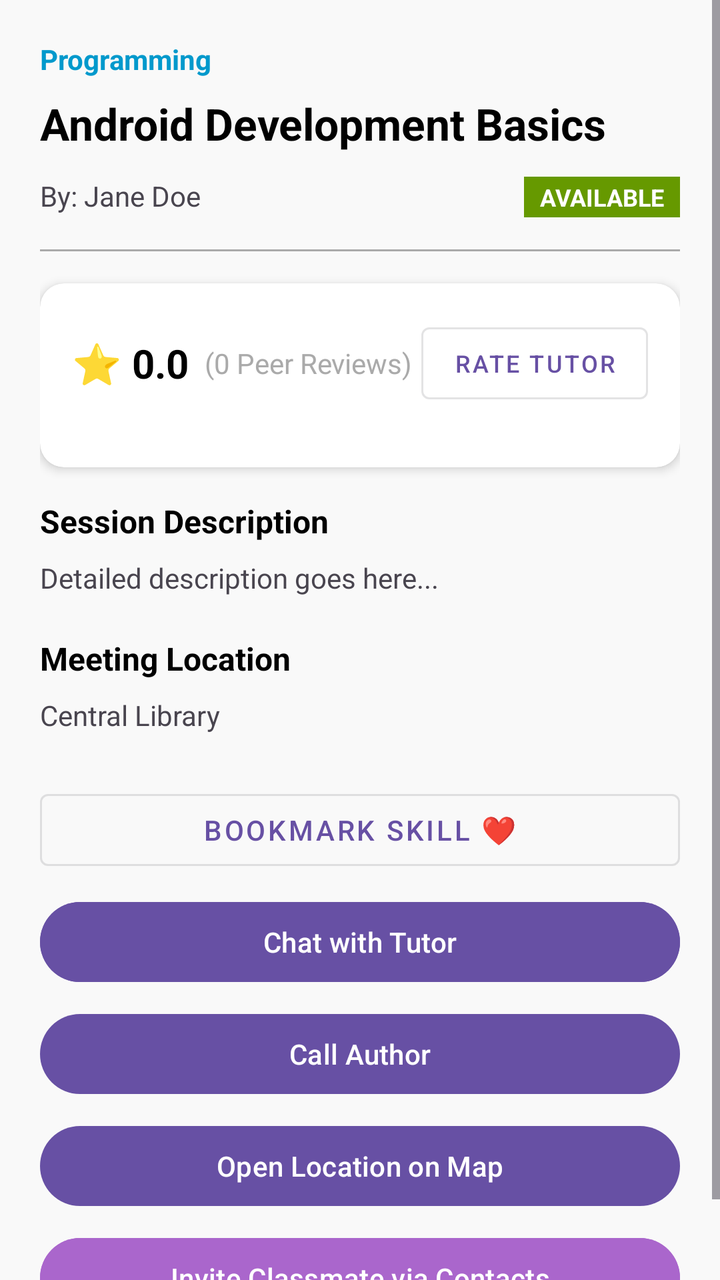
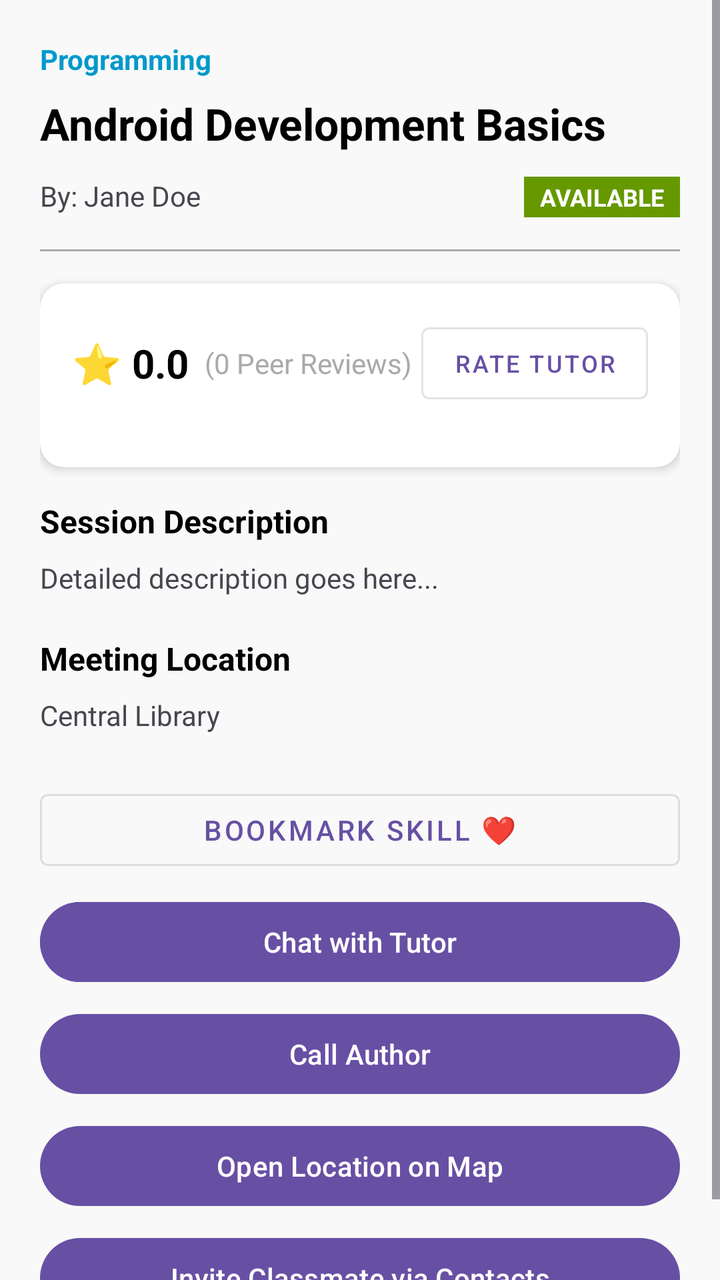

An Android layout rendered at two revisions. The XML below is the earlier revision; the diff shows what the commit changed to produce the second picture.
<!-- AndroidManifest.xml: application theme Theme.SkillSwap -->
<!-- res/layout/activity_skill_detail.xml -->
<?xml version="1.0" encoding="utf-8"?>
<ScrollView xmlns:android="http://schemas.android.com/apk/res/android"
    xmlns:app="http://schemas.android.com/apk/res-auto"
    android:layout_width="match_parent"
    android:layout_height="match_parent"
    android:fillViewport="true"
    android:background="#F9F9F9">

    <LinearLayout
        android:layout_width="match_parent"
        android:layout_height="wrap_content"
        android:orientation="vertical"
        android:padding="20dp">

        <ImageView
            android:id="@+id/imgDetailPhoto"
            android:layout_width="match_parent"
            android:layout_height="200dp"
            android:layout_marginBottom="12dp"
            android:scaleType="centerCrop"
            android:visibility="gone"
            android:contentDescription="Skill Portfolio Photo" />

        <TextView
            android:id="@+id/tvDetailCategory"
            android:layout_width="wrap_content"
            android:layout_height="wrap_content"
            android:text="Programming"
            android:textColor="@android:color/holo_blue_dark"
            android:textSize="14sp"
            android:textStyle="bold" />

        <TextView
            android:id="@+id/tvDetailTitle"
            android:layout_width="match_parent"
            android:layout_height="wrap_content"
            android:layout_marginTop="8dp"
            android:text="Android Development Basics"
            android:textColor="@android:color/black"
            android:textSize="22sp"
            android:textStyle="bold" />

        <LinearLayout
            android:layout_width="match_parent"
            android:layout_height="wrap_content"
            android:layout_marginTop="12dp"
            android:orientation="horizontal">

            <TextView
                android:id="@+id/tvDetailAuthor"
                android:layout_width="0dp"
                android:layout_height="wrap_content"
                android:layout_weight="1"
                android:text="By: Jane Doe"
                android:textSize="14sp" />

            <TextView
                android:id="@+id/tvDetailStatus"
                android:layout_width="wrap_content"
                android:layout_height="wrap_content"
                android:background="@android:color/holo_green_dark"
                android:paddingStart="8dp"
                android:paddingEnd="8dp"
                android:paddingTop="2dp"
                android:paddingBottom="2dp"
                android:text="AVAILABLE"
                android:textColor="@android:color/white"
                android:textSize="12sp"
                android:textStyle="bold" />
        </LinearLayout>

        <View
            android:layout_width="match_parent"
            android:layout_height="1dp"
            android:layout_marginTop="16dp"
            android:layout_marginBottom="16dp"
            android:background="@android:color/darker_gray" />

        
        <androidx.cardview.widget.CardView
            android:layout_width="match_parent"
            android:layout_height="wrap_content"
            android:layout_marginBottom="16dp"
            app:cardCornerRadius="12dp"
            app:cardElevation="3dp">

            <LinearLayout
                android:layout_width="match_parent"
                android:layout_height="wrap_content"
                android:orientation="vertical"
                android:padding="16dp">

                <LinearLayout
                    android:layout_width="match_parent"
                    android:layout_height="wrap_content"
                    android:orientation="horizontal"
                    android:gravity="center_vertical">

                    <TextView
                        android:id="@+id/tvRatingScore"
                        android:layout_width="wrap_content"
                        android:layout_height="wrap_content"
                        android:text="⭐ 0.0"
                        android:textColor="@android:color/black"
                        android:textSize="20sp"
                        android:textStyle="bold" />

                    <TextView
                        android:id="@+id/tvReviewCount"
                        android:layout_width="0dp"
                        android:layout_height="wrap_content"
                        android:layout_weight="1"
                        android:layout_marginStart="8dp"
                        android:text="(0 Peer Reviews)"
                        android:textColor="@android:color/darker_gray"
                        android:textSize="14sp" />

                    <Button
                        android:id="@+id/btnRateSession"
                        android:layout_width="wrap_content"
                        android:layout_height="wrap_content"
                        style="@style/Widget.MaterialComponents.Button.OutlinedButton"
                        android:text="Rate Tutor"
                        android:textSize="12sp" />
                </LinearLayout>

                
                <LinearLayout
                    android:id="@+id/layoutReviewsContainer"
                    android:layout_width="match_parent"
                    android:layout_height="wrap_content"
                    android:layout_marginTop="12dp"
                    android:orientation="vertical" />

            </LinearLayout>

        </androidx.cardview.widget.CardView>

        <TextView
            android:layout_width="match_parent"
            android:layout_height="wrap_content"
            android:text="Session Description"
            android:textStyle="bold"
            android:textSize="16sp"
            android:textColor="@android:color/black" />

        <TextView
            android:id="@+id/tvDetailDescription"
            android:layout_width="match_parent"
            android:layout_height="wrap_content"
            android:layout_marginTop="8dp"
            android:text="Detailed description goes here..."
            android:textSize="14sp"
            android:lineSpacingExtra="4dp" />

        <TextView
            android:layout_width="match_parent"
            android:layout_height="wrap_content"
            android:layout_marginTop="20dp"
            android:text="Meeting Location"
            android:textStyle="bold"
            android:textSize="16sp"
            android:textColor="@android:color/black" />

        <TextView
            android:id="@+id/tvDetailLocation"
            android:layout_width="match_parent"
            android:layout_height="wrap_content"
            android:layout_marginTop="8dp"
            android:text="Central Library"
            android:textSize="14sp" />

        <LinearLayout
            android:layout_width="match_parent"
            android:layout_height="wrap_content"
            android:layout_marginTop="24dp"
            android:orientation="vertical">

            <Button
                android:id="@+id/btnSaveSkill"
                style="@style/Widget.MaterialComponents.Button.OutlinedButton"
                android:layout_width="match_parent"
                android:layout_height="wrap_content"
                android:layout_marginBottom="8dp"
                android:text="Bookmark Skill ❤️" />

            <Button
                android:id="@+id/btnChatTutor"
                android:layout_width="match_parent"
                android:layout_height="wrap_content"
                android:backgroundTint="?attr/colorPrimary"
                android:textColor="@android:color/white"
                android:text="Chat with Tutor" />

            <Button
                android:id="@+id/btnCall"
                android:layout_width="match_parent"
                android:layout_height="wrap_content"
                android:layout_marginTop="8dp"
                android:text="Call Author" />

            <Button
                android:id="@+id/btnMap"
                android:layout_width="match_parent"
                android:layout_height="wrap_content"
                android:layout_marginTop="8dp"
                android:text="Open Location on Map" />

            <Button
                android:id="@+id/btnInviteContact"
                android:layout_width="match_parent"
                android:layout_height="wrap_content"
                android:layout_marginTop="8dp"
                android:backgroundTint="@android:color/holo_purple"
                android:textColor="@android:color/white"
                android:text="Invite Classmate via Contacts" />

            <Button
                android:id="@+id/btnDeleteSkill"
                android:layout_width="match_parent"
                android:layout_height="wrap_content"
                android:layout_marginTop="8dp"
                android:backgroundTint="@android:color/holo_red_dark"
                android:textColor="@android:color/white"
                android:visibility="gone"
                android:text="🗑️ Delete Skill Post" />
        </LinearLayout>

    </LinearLayout>
</ScrollView>
<!-- resources referenced by this layout -->
<resources>
  <style name="Theme.SkillSwap" parent="Base.Theme.SkillSwap" />
  <style name="Base.Theme.SkillSwap" parent="Theme.Material3.DayNight.NoActionBar">
          
          
      </style>
</resources>

<!-- the commit's change to res/layout/activity_skill_detail.xml (unified diff, before → after) -->
@@ -211,19 +211,17 @@
                 android:layout_width="match_parent"
                 android:layout_height="wrap_content"
                 android:layout_marginTop="8dp"
-                android:backgroundTint="@android:color/holo_purple"
+                android:text="Invite Classmate via Contacts"
+                android:textColor="@android:color/white" />
+
+            <Button
+                android:id="@+id/btnDeleteSkill"
+                android:layout_width="match_parent"
+                android:layout_height="wrap_content"
+                android:layout_marginTop="8dp"
+                android:text="🗑️ Delete Skill Post"
                 android:textColor="@android:color/white"
-                android:text="Invite Classmate via Contacts" />
-
-            <Button
-                android:id="@+id/btnDeleteSkill"
-                android:layout_width="match_parent"
-                android:layout_height="wrap_content"
-                android:layout_marginTop="8dp"
-                android:backgroundTint="@android:color/holo_red_dark"
-                android:textColor="@android:color/white"
-                android:visibility="gone"
-                android:text="🗑️ Delete Skill Post" />
+                android:visibility="gone" />
         </LinearLayout>
 
     </LinearLayout>
